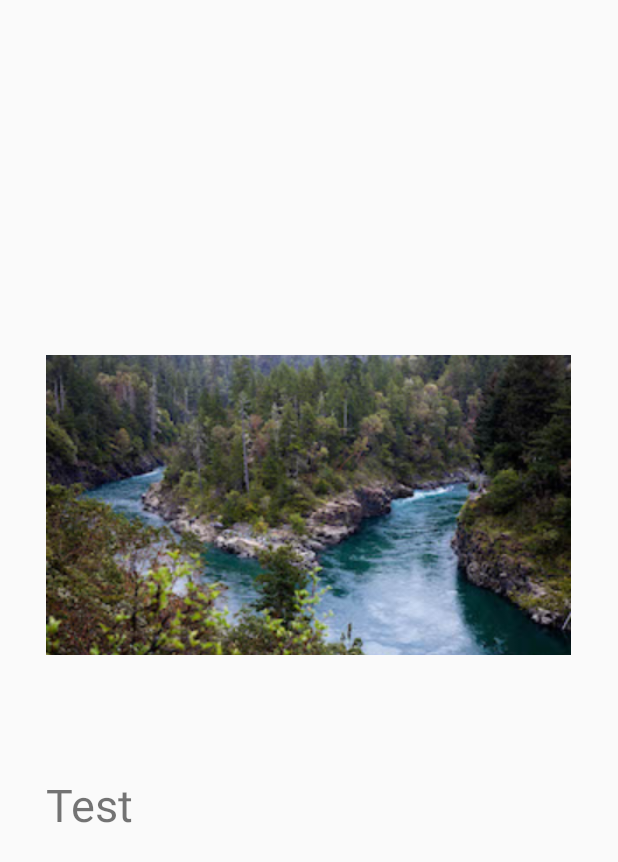
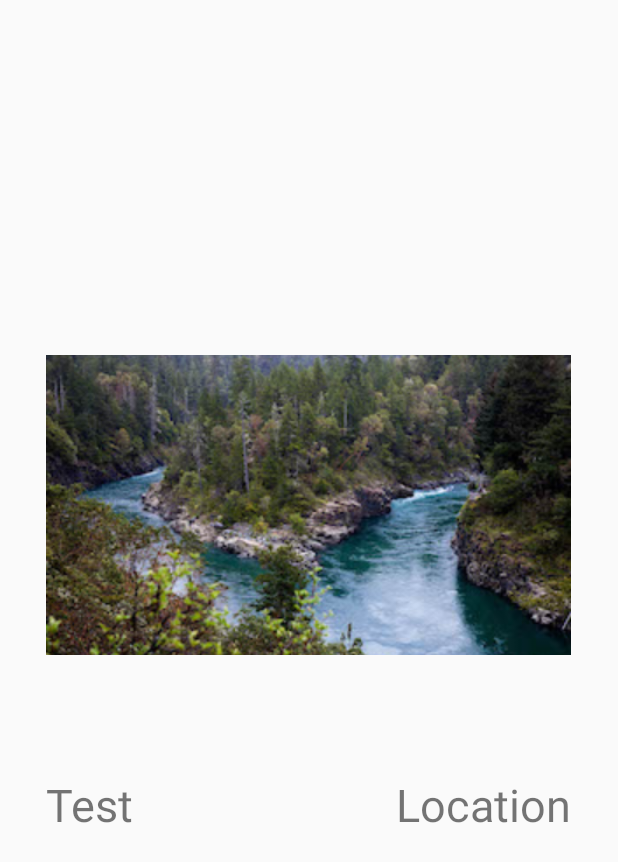
Before and after one commit to blakepolidore/Project-4, an Android app: the layout item.xml on its own in the app's theme, with its tools: preview values and no code run, on a phone screen of 412 x 824 dp. Shown: the top 862 px of the screen. Run offline under Robolectric (Android 15) with nearby library versions, the light colour scheme and no system bars.

Commit message:
added custom adapter for cards

```diff
--- a/Project4/app/build.gradle
+++ b/Project4/app/build.gradle
@@ -17,6 +17,10 @@ android {
             proguardFiles getDefaultProguardFile('proguard-android.txt'), 'proguard-rules.pro'
         }
     }
+
+    lintOptions {
+        disable 'InvalidPackage'
+    }
 }
 
 dependencies {
--- a/Project4/app/src/main/res/layout/item.xml
+++ b/Project4/app/src/main/res/layout/item.xml
@@ -21,6 +21,15 @@
         android:layout_width="match_parent"
         android:layout_height="match_parent" />
 
+    <TextView
+        android:id="@+id/card_location"
+        android:textSize="30sp"
+        android:gravity="end|bottom"
+        android:layout_marginBottom="30dp"
+        tools:text="Location"
+        android:layout_width="match_parent"
+        android:layout_height="match_parent" />
+
     <View
         android:id="@+id/item_swipe_left_indicator"
         android:alpha="0"
```
Also changed, not shown: Project4/app/src/main/java/blake/com/project4/MainActivity.java (+22 -5 lines), Project4/app/src/main/java/blake/com/project4/VenueActivity.java (+19 -11 lines), Project4/app/src/main/java/blake/com/project4/cardModelAndAdapter/Cards.java (added, +23 -0 lines), Project4/app/src/main/java/blake/com/project4/cardModelAndAdapter/CardsAdapter.java (added, +42 -0 lines).
